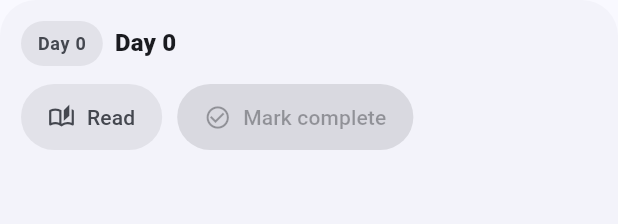
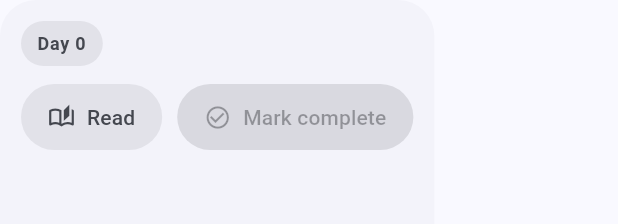
Before and after one commit to pennyMorant/mbc_walkwith, a Flutter app: the ReadingPlanDayCard widget shown alone on an empty page, opened directly with empty values, on a phone screen of 412 x 824 dp. Shown: the top 224 px of the screen. Run offline on Flutter 3.47's test engine with Material 3 defaults, Android fonts, the phone set to English and light mode, and no system bars; drawn by our look-alikes of dynamic_color; our stand-ins replace audio_service, dio, drift, drift_sqflite, firebase_auth, firebase_core and 12 more; missing offline and left inert: app_settings, audio_session, mobile_scanner; accounts and stored records are empty; generated files the repository leaves out were written again; network calls fail; Roboto replaces fonts that are missing (System).

Commit message:
fix(mobile): reflow reading plan day cards

```diff
--- a/apps/mobile/lib/features/study/presentation/widgets/reading_plan_day_card.dart
+++ b/apps/mobile/lib/features/study/presentation/widgets/reading_plan_day_card.dart
@@ -34,20 +34,11 @@ class ReadingPlanDayCard extends StatelessWidget {
         child: Column(
           crossAxisAlignment: CrossAxisAlignment.start,
           children: [
-            Row(
+            Wrap(
+              spacing: 8,
+              runSpacing: 8,
               children: [
                 AppChip(label: l10n.readingPlanDayLabel(day.dayNumber)),
-                const SizedBox(width: 8),
-                Expanded(
-                  child: Text(
-                    day.title.isEmpty
-                        ? l10n.readingPlanDayLabel(day.dayNumber)
-                        : day.title,
-                    style: Theme.of(context).textTheme.titleMedium?.copyWith(
-                      fontWeight: FontWeight.w800,
-                    ),
-                  ),
-                ),
                 if (completed)
                   AppChip(
                     label: l10n.readingPlanCompletedLabel,
@@ -55,13 +46,20 @@ class ReadingPlanDayCard extends StatelessWidget {
                   ),
               ],
             ),
+            if (day.title.trim().isNotEmpty) ...[
+              const SizedBox(height: 10),
+              Text(
+                day.title.trim(),
+                style: Theme.of(context).textTheme.titleMedium
+                    ?.copyWith(fontWeight: FontWeight.w800),
+              ),
+            ],
             if (day.description.trim().isNotEmpty) ...[
               const SizedBox(height: 8),
               Text(
                 day.description,
-                style: Theme.of(context).textTheme.bodyMedium?.copyWith(
-                  color: colorScheme.onSurfaceVariant,
-                ),
+                style: Theme.of(context).textTheme.bodyMedium
+                    ?.copyWith(color: colorScheme.onSurfaceVariant),
               ),
             ],
             if (day.references.isNotEmpty) ...[
```
Also changed, not shown: 1 other file.
